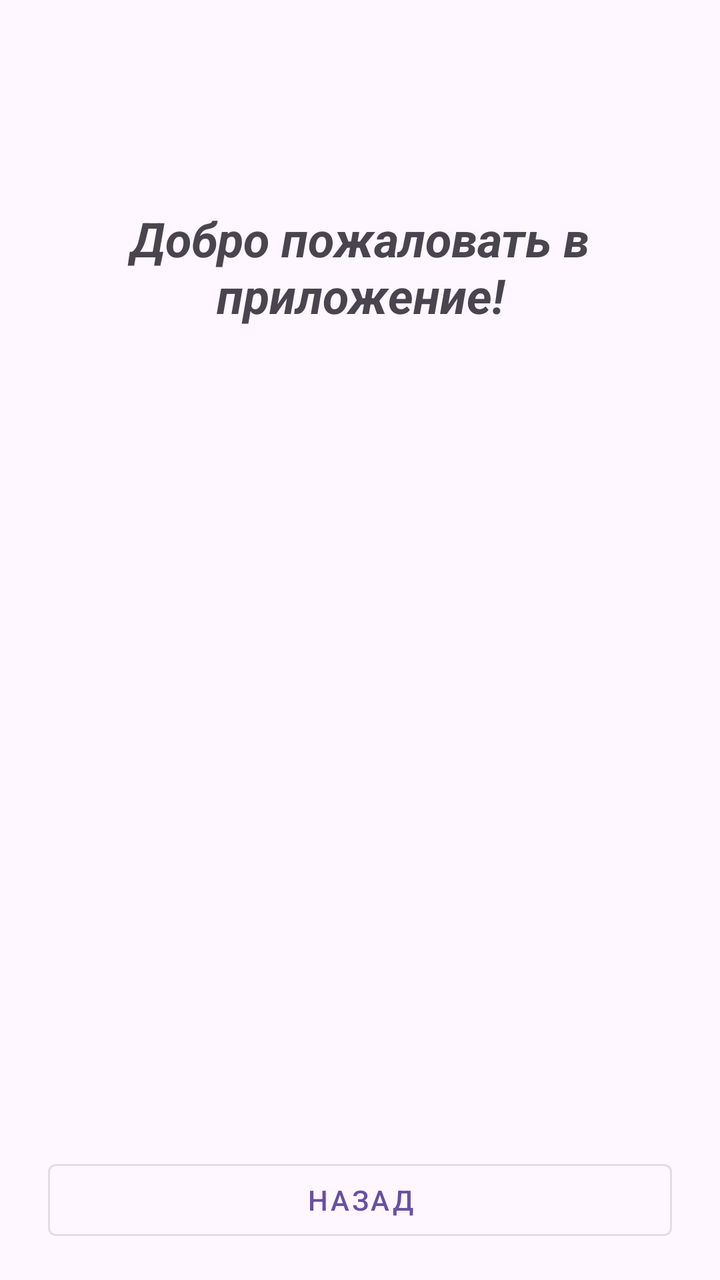
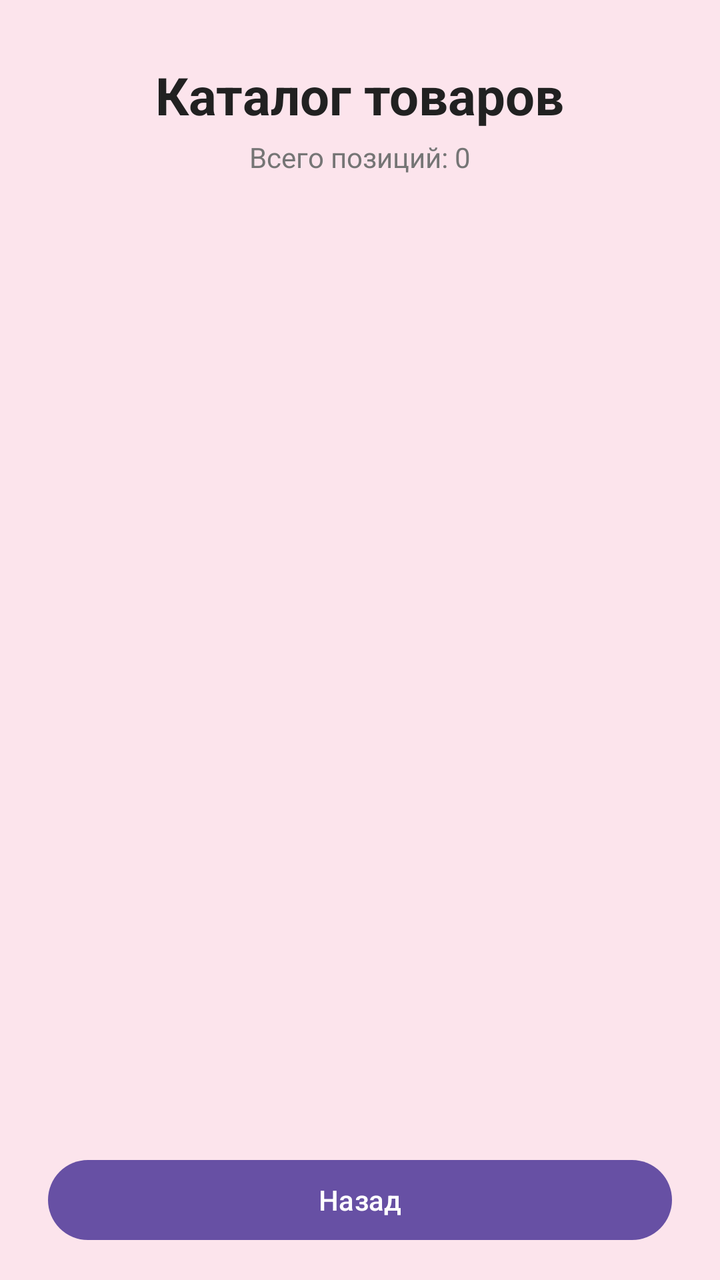

Two renders of the same Android screen: before a commit and after it. Below are the layout's source before the change and the commit's diff.
<!-- AndroidManifest.xml: application theme Theme.MobileDevelopment -->
<!-- res/layout/activity_home.xml -->
<?xml version="1.0" encoding="utf-8"?>
<androidx.constraintlayout.widget.ConstraintLayout xmlns:android="http://schemas.android.com/apk/res/android"
    xmlns:app="http://schemas.android.com/apk/res-auto"
    xmlns:tools="http://schemas.android.com/tools"
    android:id="@+id/main"
    android:layout_width="match_parent"
    android:layout_height="match_parent"
    tools:context=".HomeActivity">

    <TextView
        android:id="@+id/textView_Title"
        android:layout_width="0dp"
        android:layout_height="wrap_content"
        android:layout_marginHorizontal="24dp"
        android:gravity="center"
        android:text="Добро пожаловать в приложение!"
        android:textSize="24sp"
        android:textStyle="bold|italic"
        app:layout_constraintBottom_toTopOf="@id/button_Back"
        app:layout_constraintEnd_toEndOf="parent"
        app:layout_constraintStart_toStartOf="parent"
        app:layout_constraintTop_toTopOf="parent"
        app:layout_constraintVertical_bias="0.2" />

    <Button
        android:id="@+id/button_Back"
        style="@style/Widget.MaterialComponents.Button.OutlinedButton"
        android:layout_width="0dp"
        android:layout_height="48dp"
        android:layout_marginHorizontal="24dp"
        android:layout_marginBottom="16dp"
        android:text="Назад"
        app:layout_constraintBottom_toBottomOf="parent"
        app:layout_constraintEnd_toEndOf="parent"
        app:layout_constraintStart_toStartOf="parent" />
</androidx.constraintlayout.widget.ConstraintLayout>
<!-- resources referenced by this layout -->
<resources>
  <style name="Theme.MobileDevelopment" parent="Base.Theme.MobileDevelopment" />
  <style name="Base.Theme.MobileDevelopment" parent="Theme.Material3.DayNight.NoActionBar">
          
          
      </style>
</resources>

<!-- the commit's change to res/layout/activity_home.xml (unified diff, before → after) -->
@@ -1,36 +1,52 @@
 <?xml version="1.0" encoding="utf-8"?>
-<androidx.constraintlayout.widget.ConstraintLayout xmlns:android="http://schemas.android.com/apk/res/android"
-    xmlns:app="http://schemas.android.com/apk/res-auto"
+<LinearLayout xmlns:android="http://schemas.android.com/apk/res/android"
     xmlns:tools="http://schemas.android.com/tools"
     android:id="@+id/main"
     android:layout_width="match_parent"
     android:layout_height="match_parent"
+    android:orientation="vertical"
+    android:background="@color/colorBackground"
     tools:context=".HomeActivity">
 
+    
     <TextView
-        android:id="@+id/textView_Title"
-        android:layout_width="0dp"
+        android:id="@+id/catalogTitle"
+        android:layout_width="wrap_content"
         android:layout_height="wrap_content"
-        android:layout_marginHorizontal="24dp"
-        android:gravity="center"
-        android:text="Добро пожаловать в приложение!"
-        android:textSize="24sp"
-        android:textStyle="bold|italic"
-        app:layout_constraintBottom_toTopOf="@id/button_Back"
-        app:layout_constraintEnd_toEndOf="parent"
-        app:layout_constraintStart_toStartOf="parent"
-        app:layout_constraintTop_toTopOf="parent"
-        app:layout_constraintVertical_bias="0.2" />
+        android:layout_gravity="center_horizontal"
+        android:layout_marginTop="30dp"
+        android:text="Каталог товаров"
+        android:textSize="26sp"
+        android:textStyle="bold"
+        android:textColor="@color/colorTextDark" />
 
+    
+    <TextView
+        android:id="@+id/countText"
+        android:layout_width="wrap_content"
+        android:layout_height="wrap_content"
+        android:layout_gravity="center_horizontal"
+        android:layout_marginTop="4dp"
+        android:text="Всего позиций: 0"
+        android:textSize="14sp"
+        android:textColor="@color/colorTextSecondary" />
+
+    
+    <androidx.recyclerview.widget.RecyclerView
+        android:id="@+id/itemsList"
+        android:layout_width="match_parent"
+        android:layout_height="0dp"
+        android:layout_weight="1"
+        android:layout_marginHorizontal="16dp"
+        android:layout_marginVertical="16dp" />
+
+    
     <Button
         android:id="@+id/button_Back"
-        style="@style/Widget.MaterialComponents.Button.OutlinedButton"
-        android:layout_width="0dp"
+        android:layout_width="match_parent"
         android:layout_height="48dp"
         android:layout_marginHorizontal="24dp"
         android:layout_marginBottom="16dp"
-        android:text="Назад"
-        app:layout_constraintBottom_toBottomOf="parent"
-        app:layout_constraintEnd_toEndOf="parent"
-        app:layout_constraintStart_toStartOf="parent" />
-</androidx.constraintlayout.widget.ConstraintLayout>
+        android:text="@string/btn_back" />
+
+</LinearLayout>
<!-- resource entries referenced after the edit -->
@@ -1,5 +1,9 @@
 <!-- resources referenced by this layout -->
 <resources>
+  <color name="colorBackground">#FCE4EC</color>
+  <color name="colorTextDark">#212121</color>
+  <color name="colorTextSecondary">#757575</color>
+  <string name="btn_back">Назад</string>
   <style name="Theme.MobileDevelopment" parent="Base.Theme.MobileDevelopment" />
   <style name="Base.Theme.MobileDevelopment" parent="Theme.Material3.DayNight.NoActionBar">
           
